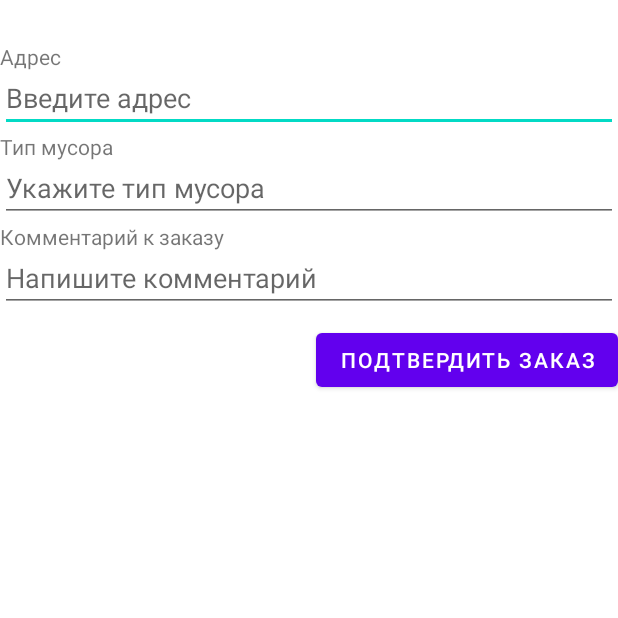
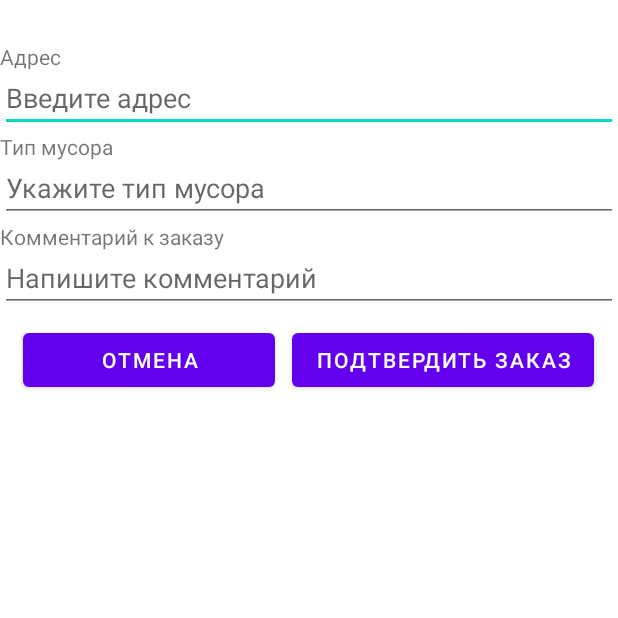
Before and after one commit to ShmerlingMax/Garbage, an Android app: the CreateOrderActivity screen opened directly, with no data from a screen before it, after a tap on "ПОДТВЕРДИТЬ ЗАКАЗ", on a phone screen of 412 x 824 dp, the top half of it. Run offline under Robolectric (Android 15) with nearby library versions, the phone set to English and light mode, and no system bars; our stand-ins replace Firebase (no records; nobody signed in at launch, a user with empty details on screens opened directly).

Commit message:
Add empty cancel button Fix adding order to database

```diff
--- a/Garbage_Kings/app/src/main/java/com/example/garbagekings/CreateOrderActivity.java
+++ b/Garbage_Kings/app/src/main/java/com/example/garbagekings/CreateOrderActivity.java
@@ -3,27 +3,20 @@ package com.example.garbagekings;
 import android.os.Bundle;
 import android.util.Log;
 import android.view.View;
-import android.widget.Button;
 import android.widget.EditText;
 
 import androidx.annotation.NonNull;
 import androidx.appcompat.app.AppCompatActivity;
 
+import com.example.garbagekings.Modules.Order;
 import com.google.android.gms.tasks.OnFailureListener;
 import com.google.android.gms.tasks.OnSuccessListener;
-import com.google.firebase.database.FirebaseDatabase;
 import com.google.firebase.firestore.DocumentReference;
 import com.google.firebase.firestore.FirebaseFirestore;
 
-import java.util.HashMap;
-import java.util.Map;
-
 public class CreateOrderActivity extends AppCompatActivity {
 
-    Button btnConfirmOrder;
-    FirebaseDatabase db;
-
-    private DocumentReference mDocRef = FirebaseFirestore.getInstance().document("orders/order");
+    FirebaseFirestore db = FirebaseFirestore.getInstance();
 
     @Override
     protected void onCreate(Bundle savedInstanceState) {
@@ -40,20 +33,25 @@ public class CreateOrderActivity extends AppCompatActivity {
         String garbageType = garbageTypeText.getText().toString();
         String comment = commentText.getText().toString();
 
-        Map<String, Object> dateToSave = new HashMap<>();
-        dateToSave.put("address", address);
-        dateToSave.put("garbage_type", garbageType);
-        dateToSave.put("comment", comment);
-        mDocRef.set(dateToSave).addOnSuccessListener(new OnSuccessListener<Void>() {
+        Order order = new Order(address, garbageType, comment);
+        db.collection("orders")
+                .add(order)
+                .addOnSuccessListener(new OnSuccessListener<DocumentReference>() {
                     @Override
-            public void onSuccess(Void aVoid) {
+                    public void onSuccess(DocumentReference documentReference) {
                         Log.d("Order", "Order has been saved");
                     }
-        }).addOnFailureListener(new OnFailureListener() {
+                })
+                .addOnFailureListener(new OnFailureListener() {
                     @Override
                     public void onFailure(@NonNull Exception e) {
                         Log.w("Order", "Order was not saved");
                     }
                 });
     }
+
+    public void cancel(View view) {
+        //startActivity(new Intent(com.example.garbagekings.CreateOrderActivity.this, com.example.garbagekings.SettingsActivity.class));
+        //onBackPressed();
     }
+}
--- a/Garbage_Kings/app/src/main/java/com/example/garbagekings/Modules/Order.java
+++ b/Garbage_Kings/app/src/main/java/com/example/garbagekings/Modules/Order.java
@@ -2,6 +2,13 @@ package com.example.garbagekings.Modules;
 
 public class Order {
     public Order () {};
+
+    public Order(String address, String typeOfGarbage, String comment) {
+        this.address = address;
+        this.typeOfGarbage = typeOfGarbage;
+        this.comment = comment;
+    }
+
     public Order(String address, String typeOfGarbage, String comment, int number, int status, int bonus)
     {
         this.address = address;
--- a/Garbage_Kings/app/src/main/res/layout/activity_create_order.xml
+++ b/Garbage_Kings/app/src/main/res/layout/activity_create_order.xml
@@ -77,8 +77,21 @@
         android:layout_width="wrap_content"
         android:layout_height="wrap_content"
         android:layout_marginTop="48dp"
+        android:layout_marginRight="16dp"
         android:onClick="saveOrder"
         android:text="@string/confirm_order"
         app:layout_constraintRight_toRightOf="parent"
         app:layout_constraintTop_toTopOf="@id/comment" />
+
+    <Button
+        android:id="@+id/button"
+        android:layout_width="168dp"
+        android:layout_height="48dp"
+        android:layout_marginTop="8dp"
+        android:onClick="cancel"
+        android:text="ОТМЕНА"
+        app:layout_constraintEnd_toStartOf="@+id/btnConfirmOrder"
+        app:layout_constraintHorizontal_bias="0.571"
+        app:layout_constraintStart_toStartOf="parent"
+        app:layout_constraintTop_toBottomOf="@+id/comment" />
 </androidx.constraintlayout.widget.ConstraintLayout>
```
Lines whose indentation alone changed are shown as unchanged.
